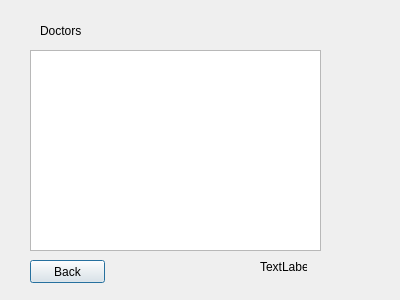
Qt form courses/prog_base_3/project/ClinicsManagementSystem/maindoctordoctors.ui (KarinaChumak/KPIrepository) before a commit.
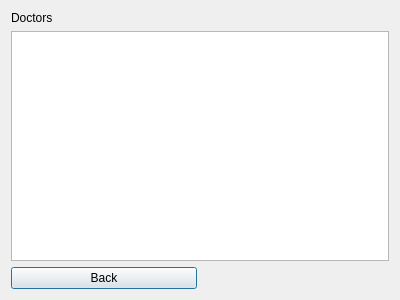
The same form after that commit.

What changed in the file:
```diff
--- a/courses/prog_base_3/project/ClinicsManagementSystem/maindoctordoctors.ui
+++ b/courses/prog_base_3/project/ClinicsManagementSystem/maindoctordoctors.ui
@@ -13,55 +13,25 @@
   <property name="windowTitle">
    <string>Dialog</string>
   </property>
+  <layout class="QGridLayout" name="gridLayout">
+   <item row="0" column="0">
   <widget class="QLabel" name="label">
-   <property name="geometry">
-    <rect>
-     <x>40</x>
-     <y>20</y>
-     <width>71</width>
-     <height>21</height>
-    </rect>
-   </property>
    <property name="text">
     <string>Doctors</string>
    </property>
   </widget>
-  <widget class="QTableView" name="tableView">
-   <property name="geometry">
-    <rect>
-     <x>30</x>
-     <y>50</y>
-     <width>291</width>
-     <height>201</height>
-    </rect>
-   </property>
-  </widget>
+   </item>
+   <item row="1" column="0" colspan="2">
+    <widget class="QTableView" name="tableView"/>
+   </item>
+   <item row="2" column="0">
   <widget class="QPushButton" name="pushButton_back">
-   <property name="geometry">
-    <rect>
-     <x>30</x>
-     <y>260</y>
-     <width>75</width>
-     <height>23</height>
-    </rect>
-   </property>
    <property name="text">
     <string>Back</string>
    </property>
   </widget>
-  <widget class="QLabel" name="label_2">
-   <property name="geometry">
-    <rect>
-     <x>260</x>
-     <y>260</y>
-     <width>47</width>
-     <height>13</height>
-    </rect>
-   </property>
-   <property name="text">
-    <string>TextLabel</string>
-   </property>
-  </widget>
+   </item>
+  </layout>
  </widget>
  <resources/>
  <connections/>
```
Lines whose indentation alone changed are shown as unchanged.
